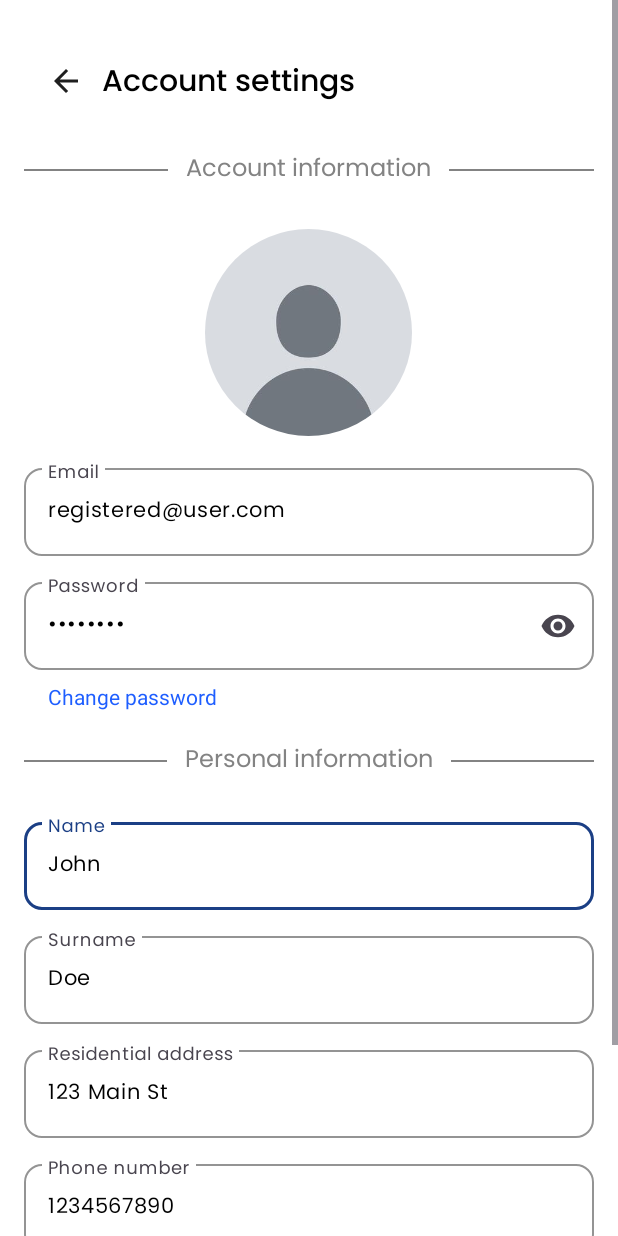
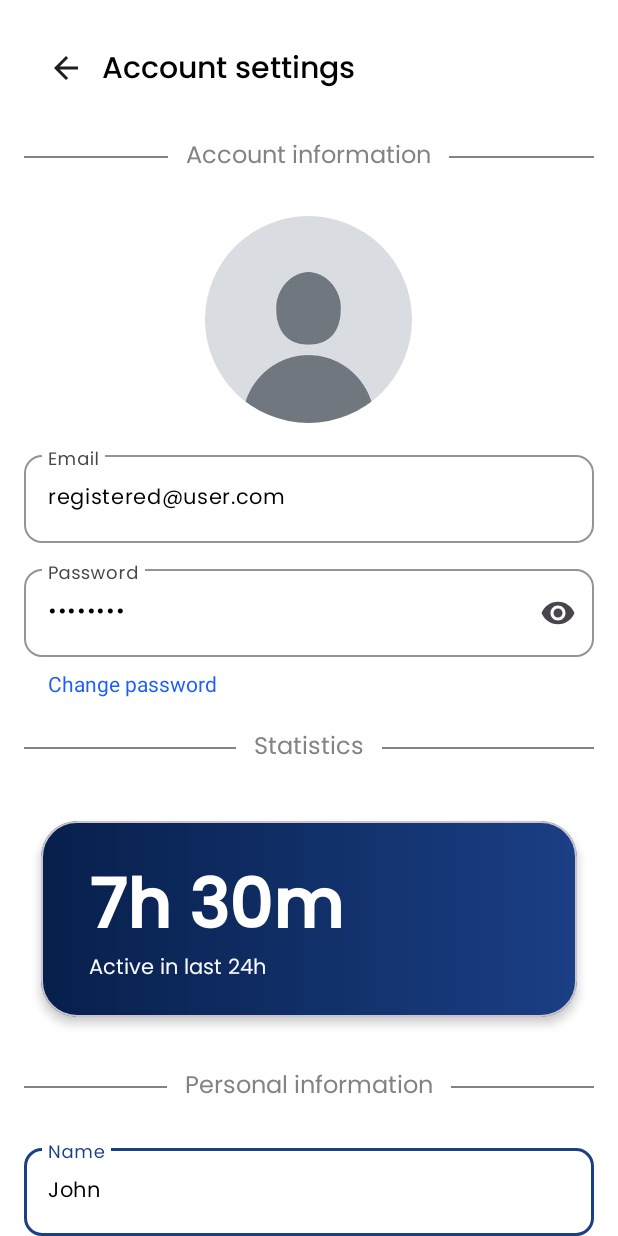
Before and after one commit to kzi-nastava/mrs-team4-Labubus, an Android app: the screen it shows after launch (MainActivity), in the side drawer, after a tap on "Account settings", on a phone screen of 412 x 824 dp. Run offline under Robolectric (Android 15) with nearby library versions, the phone set to English and light mode, and no system bars; libraries missing offline, so code that uses them is left out: org.osmdroid.config, org.osmdroid.tileprovider, org.osmdroid.util, org.osmdroid.views; plain views replace MapView; 11 statements that could not run were skipped.

Commit message:
add: added dummy stat card (needs real time handler later)

```diff
--- a/mobile/app/src/main/java/com/example/ubre/ui/main/AccountSettingsFragment.java
+++ b/mobile/app/src/main/java/com/example/ubre/ui/main/AccountSettingsFragment.java
@@ -5,6 +5,8 @@ import android.view.LayoutInflater;
 import android.view.View;
 import android.view.ViewGroup;
 import android.widget.ImageView;
+import android.widget.LinearLayout;
+import android.widget.TextView;
 
 import androidx.annotation.NonNull;
 import androidx.fragment.app.Fragment;
@@ -12,10 +14,15 @@ import androidx.fragment.app.Fragment;
 import com.bumptech.glide.Glide;
 import com.example.ubre.R;
 import com.example.ubre.ui.model.Role;
+import com.example.ubre.ui.model.StatItem;
 import com.example.ubre.ui.model.UserDto;
+import com.example.ubre.ui.model.UserStatsDto;
 import com.example.ubre.ui.model.VehicleDto;
 import com.google.android.material.textfield.TextInputEditText;
 import com.google.android.material.textfield.TextInputLayout;
+
+import java.util.ArrayList;
+import java.util.List;
 
 public class AccountSettingsFragment extends Fragment {
 
@@ -46,6 +53,20 @@ public class AccountSettingsFragment extends Fragment {
 
     @Override
     public void onViewCreated(@NonNull View view, Bundle savedInstanceState) {
+
+        // stat kartice logika
+
+        LinearLayout statsContainer = view.findViewById(R.id.stats_container);
+
+        // test data (promeniti kasnije)
+
+        UserStatsDto stats = new UserStatsDto(0, 0, 0);
+        stats.setActivePast24Hours(450);
+        stats.setDistanceTraveled(1920);
+
+        renderStats(statsContainer, stats);
+
+
         TextInputLayout tilName = view.findViewById(R.id.til_name);
         TextInputLayout tilSurname = view.findViewById(R.id.til_surname);
         TextInputLayout tilPhone = view.findViewById(R.id.til_phone);
@@ -134,6 +155,35 @@ public class AccountSettingsFragment extends Fragment {
         );
     }
 
+    private void renderStats(LinearLayout container, UserStatsDto stats) {
+        container.removeAllViews();
+
+        List<StatItem> items = new ArrayList<>();
+        items.add(new StatItem(formatMinutes(stats.getActivePast24Hours()), "Active in last 24h"));
+
+        LayoutInflater inflater = LayoutInflater.from(container.getContext());
+
+        for (StatItem item : items) {
+            View card = inflater.inflate(R.layout.stat_card, container, false);
+
+            TextView tvValue = card.findViewById(R.id.stat_value);
+            TextView tvLabel = card.findViewById(R.id.stat_label);
+
+            tvValue.setText(item.getValue());
+            tvLabel.setText(item.getLabel());
+
+            container.addView(card);
+        }
+    }
+
+    private String formatMinutes(int minutes) {
+        int h = minutes / 60;
+        int m = minutes % 60;
+        if (h > 0 && m > 0) return h + "h " + m + "m";
+        if (h > 0) return h + "h";
+        return m + "m";
+    }
+
     private boolean isEmpty(TextInputEditText et) {
         return et.getText() == null || et.getText().toString().trim().isEmpty();
     }
--- a/mobile/app/src/main/java/com/example/ubre/ui/main/MainActivity.java
+++ b/mobile/app/src/main/java/com/example/ubre/ui/main/MainActivity.java
@@ -90,7 +90,7 @@ public class MainActivity extends AppCompatActivity {
         );
 
         // Example role assignment; in a real app, this would come from user authentication
-        currentUser = new UserDto("1", Role.REGISTERED_USER, "", "registered@user.com", "John", "Doe", "1234567890", "123 Main St");
+        currentUser = new UserDto("1", Role.DRIVER, "", "registered@user.com", "John", "Doe", "1234567890", "123 Main St");
         currentVehicle = new VehicleDto("v1", "Toyota Prius", "Sedan", "ABC-123", 4, true, false);
 
         setMenuOptions(currentUser.getRole());
--- /dev/null
+++ b/mobile/app/src/main/java/com/example/ubre/ui/model/StatItem.java
@@ -0,0 +1,29 @@
+package com.example.ubre.ui.model;
+
+// this represents a single statistic item for user statistics, that is injected
+// into stat card
+public class StatItem {
+    private String value;
+    private String label;
+
+    public StatItem(String value, String label) {
+        this.value = value;
+        this.label = label;
+    }
+
+    public String getValue() {
+        return value;
+    }
+
+    public void setValue(String value) {
+        this.value = value;
+    }
+
+    public String getLabel() {
+        return label;
+    }
+
+    public void setLabel(String label) {
+        this.label = label;
+    }
+}
--- a/mobile/app/src/main/java/com/example/ubre/ui/model/UserStatsDto.java
+++ b/mobile/app/src/main/java/com/example/ubre/ui/model/UserStatsDto.java
@@ -2,9 +2,13 @@ package com.example.ubre.ui.model;
 
 public class UserStatsDto { // extend later with other attributes
     private int activePast24Hours; // should be in minutes
+    private int distanceTraveled;
+    private int moneySpent;
 
-    public UserStatsDto(int activePast24Hours) {
+    public UserStatsDto(int activePast24Hours, int distanceTraveled, int moneySpent) {
         this.activePast24Hours = activePast24Hours;
+        this.distanceTraveled = distanceTraveled;
+        this.moneySpent = moneySpent;
     }
 
     public int getActivePast24Hours() {
@@ -14,4 +18,16 @@ public class UserStatsDto { // extend later with other attributes
     public void setActivePast24Hours(int activePast24Hours) {
         this.activePast24Hours = activePast24Hours;
     }
+    public int getDistanceTraveled() {
+        return distanceTraveled;
+    }
+    public void setDistanceTraveled(int distanceTraveled) {
+        this.distanceTraveled = distanceTraveled;
+    }
+    public int getMoneySpent() {
+        return moneySpent;
+    }
+    public void setMoneySpent(int moneySpent) {
+        this.moneySpent = moneySpent;
+    }
 }
--- /dev/null
+++ b/mobile/app/src/main/res/drawable/bg_stat_card.xml
@@ -0,0 +1,11 @@
+<?xml version="1.0" encoding="utf-8"?>
+<shape xmlns:android="http://schemas.android.com/apk/res/android"
+    android:shape="rectangle">
+
+    <corners android:radius="24dp"/>
+
+    <gradient
+        android:startColor="@color/primary_dark"
+        android:endColor="@color/primary_light"
+        android:angle="0"/>
+</shape>
--- a/mobile/app/src/main/res/drawable/btn_filled.xml
+++ b/mobile/app/src/main/res/drawable/btn_filled.xml
@@ -1,4 +1,4 @@
 <shape xmlns:android="http://schemas.android.com/apk/res/android">
     <solid android:color="@color/primary_dark"/>
-    <corners android:radius="@dimen/radius_button_small"/>
+    <corners android:radius="@dimen/radius_button_large"/>
 </shape>
--- a/mobile/app/src/main/res/drawable/btn_outlined.xml
+++ b/mobile/app/src/main/res/drawable/btn_outlined.xml
@@ -1,5 +1,5 @@
 <shape xmlns:android="http://schemas.android.com/apk/res/android">
     <solid android:color="@color/surface"/>
     <stroke android:width="1dp" android:color="@color/primary_dark"/>
-    <corners android:radius="@dimen/radius_button_small"/>
+    <corners android:radius="@dimen/radius_button_large"/>
 </shape>
--- a/mobile/app/src/main/res/layout/account_settings_driver.xml
+++ b/mobile/app/src/main/res/layout/account_settings_driver.xml
@@ -140,6 +140,43 @@
                 android:layout_width="wrap_content"
                 android:layout_height="wrap_content"
                 android:layout_marginHorizontal="12dp"
+                android:text="@string/statistics"
+                style="@style/SectionTitle"/>
+
+            <View
+                android:layout_width="0dp"
+                android:layout_height="1dp"
+                android:layout_weight="1"
+                android:background="@color/neutral_dark_gray"/>
+
+        </LinearLayout>
+
+        <!-- WIP -->
+        <LinearLayout
+            android:id="@+id/stats_container"
+            android:layout_width="match_parent"
+            android:layout_height="wrap_content"
+            android:orientation="vertical"
+            />
+
+        <LinearLayout
+            android:layout_width="match_parent"
+            android:layout_height="wrap_content"
+            android:orientation="horizontal"
+            android:gravity="center_vertical"
+            android:layout_marginTop="20dp"
+            android:layout_marginBottom="10dp">
+
+            <View
+                android:layout_width="0dp"
+                android:layout_height="1dp"
+                android:layout_weight="1"
+                android:background="@color/neutral_dark_gray"/>
+
+            <TextView
+                android:layout_width="wrap_content"
+                android:layout_height="wrap_content"
+                android:layout_marginHorizontal="12dp"
                 android:text="@string/personal_information"
                 style="@style/SectionTitle"/>
 
--- /dev/null
+++ b/mobile/app/src/main/res/layout/stat_card.xml
@@ -0,0 +1,45 @@
+<?xml version="1.0" encoding="utf-8"?>
+<com.google.android.material.card.MaterialCardView xmlns:android="http://schemas.android.com/apk/res/android"
+    xmlns:app="http://schemas.android.com/apk/res-auto"
+    android:id="@+id/stat_card"
+    android:layout_width="match_parent"
+    android:layout_height="wrap_content"
+    android:layout_marginTop="12dp"
+    app:cardCornerRadius="24dp"
+    app:cardBackgroundColor="@android:color/transparent"
+
+    app:cardElevation="4dp"
+    app:cardUseCompatPadding="true">
+
+    <LinearLayout
+        android:layout_width="match_parent"
+        android:layout_height="wrap_content"
+        android:padding="16dp"
+        android:background="@drawable/bg_stat_card"
+        android:orientation="vertical">
+
+        <TextView
+            android:id="@+id/stat_value"
+            android:layout_width="wrap_content"
+            android:layout_height="wrap_content"
+            android:layout_marginLeft="16dp"
+            android:layout_marginTop="8dp"
+            android:textStyle="bold"
+            android:textSize="45dp"
+            android:fontFamily="@font/poppins_medium"
+            android:textColor="@color/surface"
+            android:includeFontPadding="false"/>
+
+        <TextView
+            android:id="@+id/stat_label"
+            android:layout_width="wrap_content"
+            android:layout_height="wrap_content"
+            android:layout_marginLeft="16dp"
+            android:layout_marginBottom="8dp"
+            android:fontFamily="@font/poppins_regular"
+            android:textColor="@color/background"
+            android:textSize="14dp"
+            android:includeFontPadding="false"/>
+    </LinearLayout>
+
+</com.google.android.material.card.MaterialCardView>
--- a/mobile/app/src/main/res/values/strings.xml
+++ b/mobile/app/src/main/res/values/strings.xml
@@ -36,4 +36,5 @@
     <string name="number_of_seats">Number of seats</string>
     <string name="baby_friendly">Baby friendly\n</string>
     <string name="pet_friendly">Pet friendly\n</string>
+    <string name="statistics">Statistics</string>
 </resources>
```
